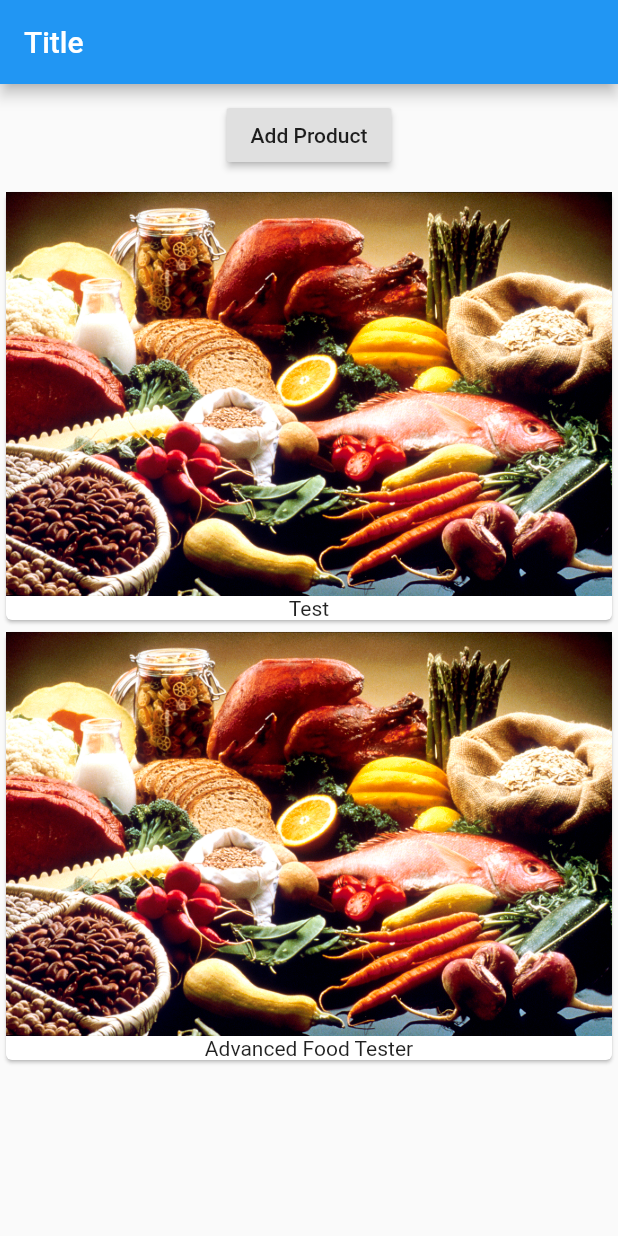
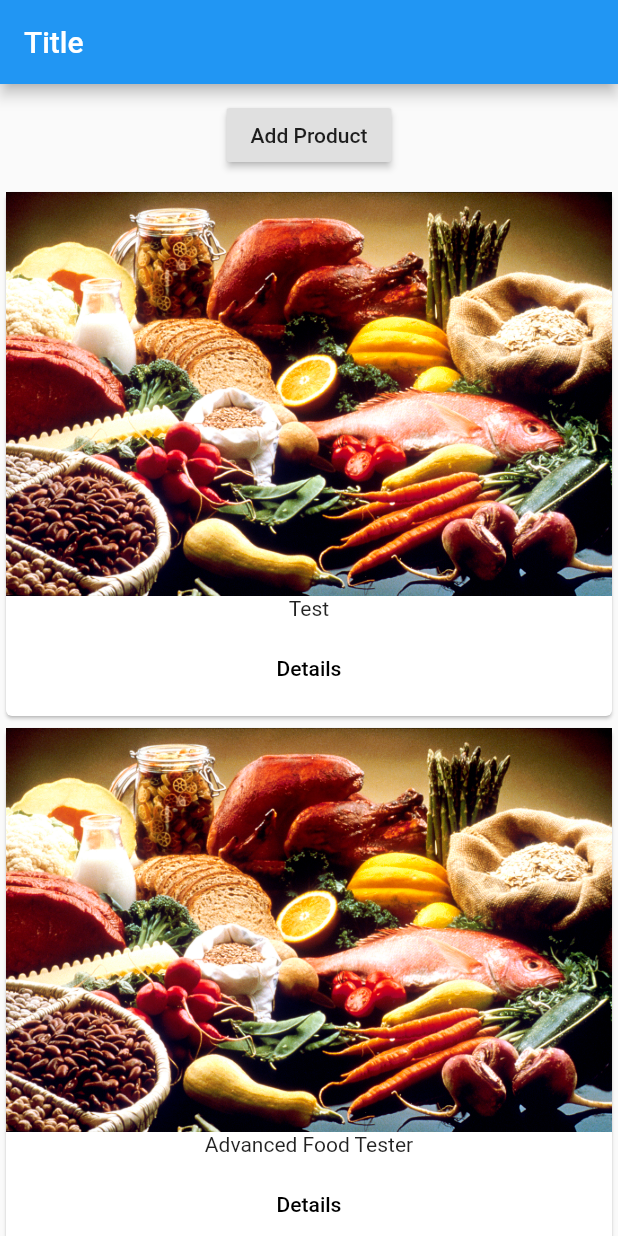
Before and after one commit to Naxalov/flutter_tutorial, a Flutter app: the screen it shows after launch, after a tap on "Add Product", on a phone screen of 412 x 824 dp. Run offline on Flutter 3.47's test engine with Material 2 defaults, Android fonts, the phone set to English and light mode, and no system bars.

Commit message:
add navigation ProductPage

```diff
--- a/lib/products.dart
+++ b/lib/products.dart
@@ -1,4 +1,5 @@
 import 'package:flutter/material.dart';
+import './pages/product.dart';
 
 class Products extends StatelessWidget {
   final List<String> products;
@@ -12,7 +13,19 @@ class Products extends StatelessWidget {
       child: Column(
         children: <Widget>[
           Image.asset('assets/food.jpg'),
-          Text(products[index])
+          Text(products[index]),
+          ButtonBar(
+            alignment: MainAxisAlignment.center,
+            children: <Widget>[
+              FlatButton(
+                child: Text('Details'),
+                onPressed: () => Navigator.push(
+                    context,
+                    MaterialPageRoute(
+                        builder: (BuildContext contex) => ProductPage())),
+              ),
+            ],
+          )
         ],
       ),
     );
```
Also changed, not shown: lib/pages/product.dart (added, +16 -0 lines).
